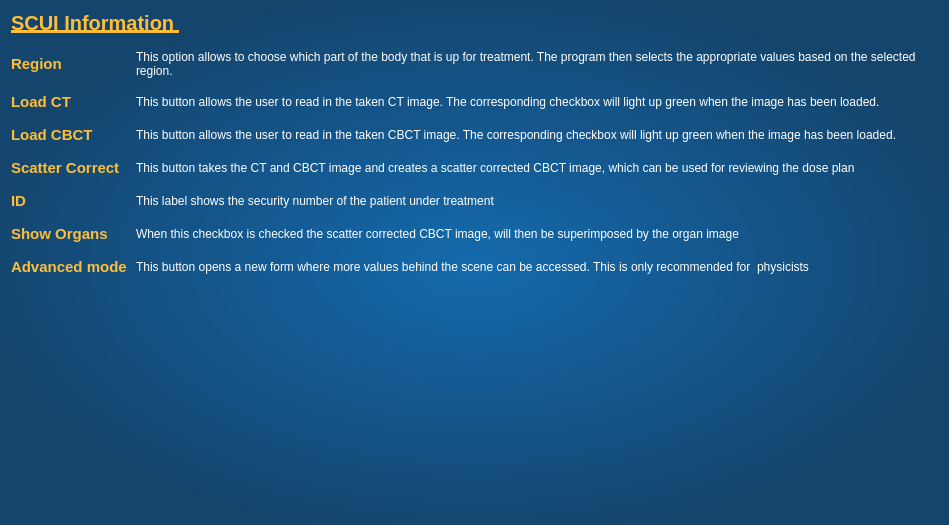
Qt form BachelorProjekt/informationwindow.ui (ChristianThingKnudsen/BachelorProject) before a commit.
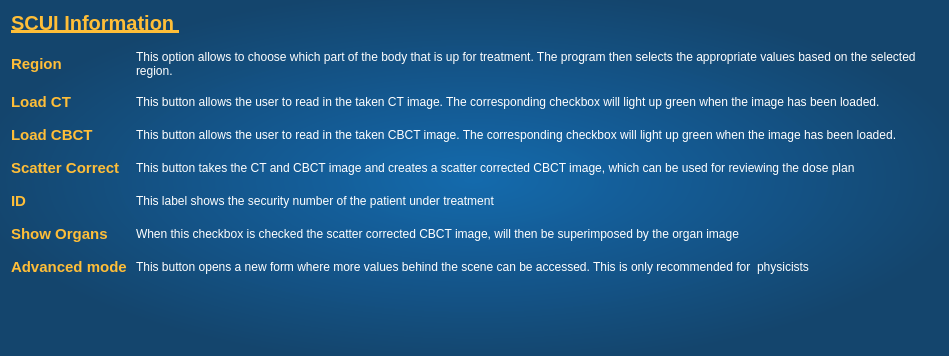
The same form after that commit.

Patch:
```diff
--- a/BachelorProjekt/informationwindow.ui
+++ b/BachelorProjekt/informationwindow.ui
@@ -7,7 +7,7 @@
     <x>0</x>
     <y>0</y>
     <width>949</width>
-    <height>525</height>
+    <height>356</height>
    </rect>
   </property>
   <property name="windowTitle">
```
